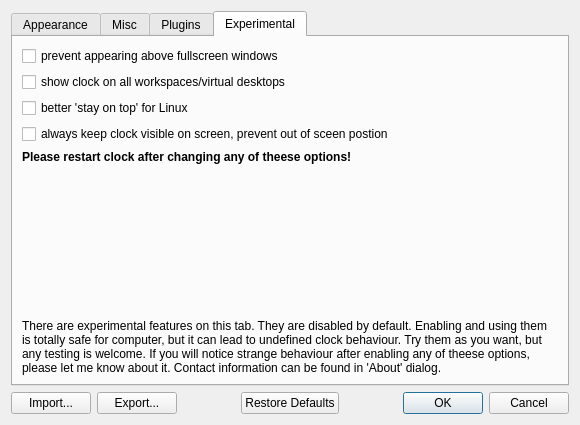
Before: the Qt Designer form digital_clock/gui/settings_dialog.ui in Kolcha/DigitalClock4, drawn with Qt 5.
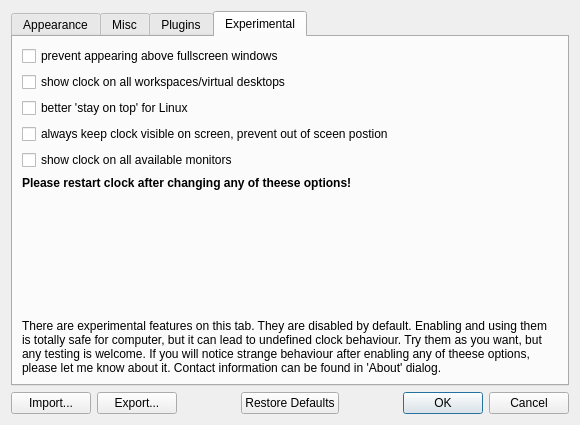
After: the same form once the commit is applied. The open tabs and pages were chosen to show the change. Icons and pictures are not drawn. Custom widgets are drawn as their Qt base class.

Commit message:
added new config key, implemented windows initialization logic
branch : multiple_windows

The edit to the form file:
```diff
--- a/digital_clock/gui/settings_dialog.ui
+++ b/digital_clock/gui/settings_dialog.ui
@@ -892,6 +892,13 @@
          </property>
         </widget>
        </item>
+       <item>
+        <widget class="QCheckBox" name="show_on_all_monitors">
+         <property name="text">
+          <string>show clock on all available monitors</string>
+         </property>
+        </widget>
+       </item>
        <item>
         <widget class="QLabel" name="restart_warning_label">
          <property name="font">
```
The commit also changes 7 other files.
